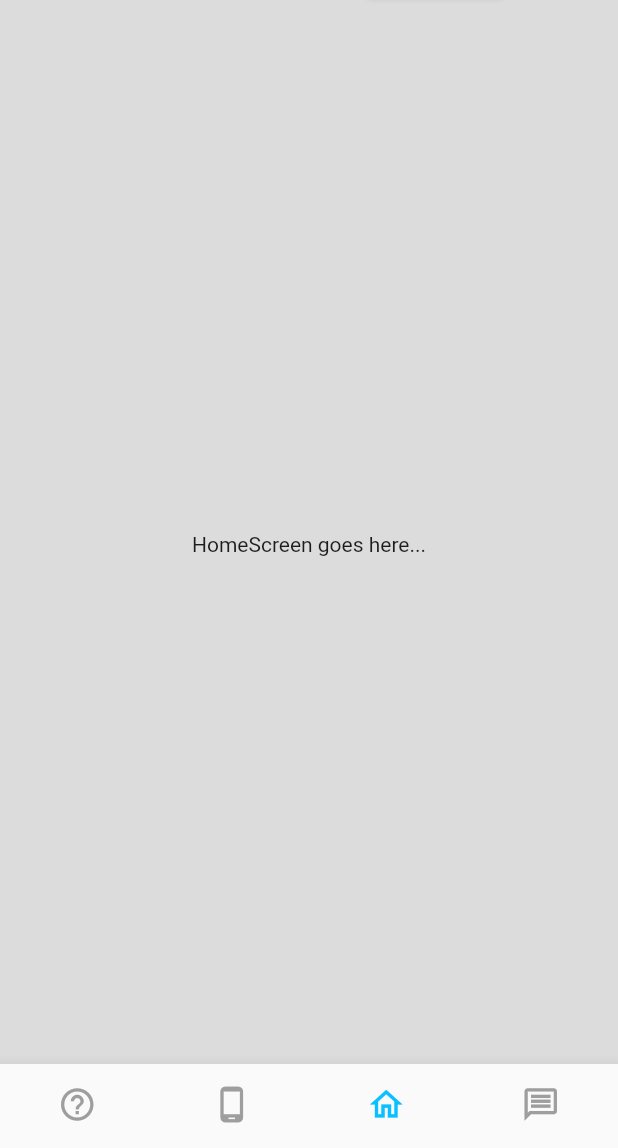
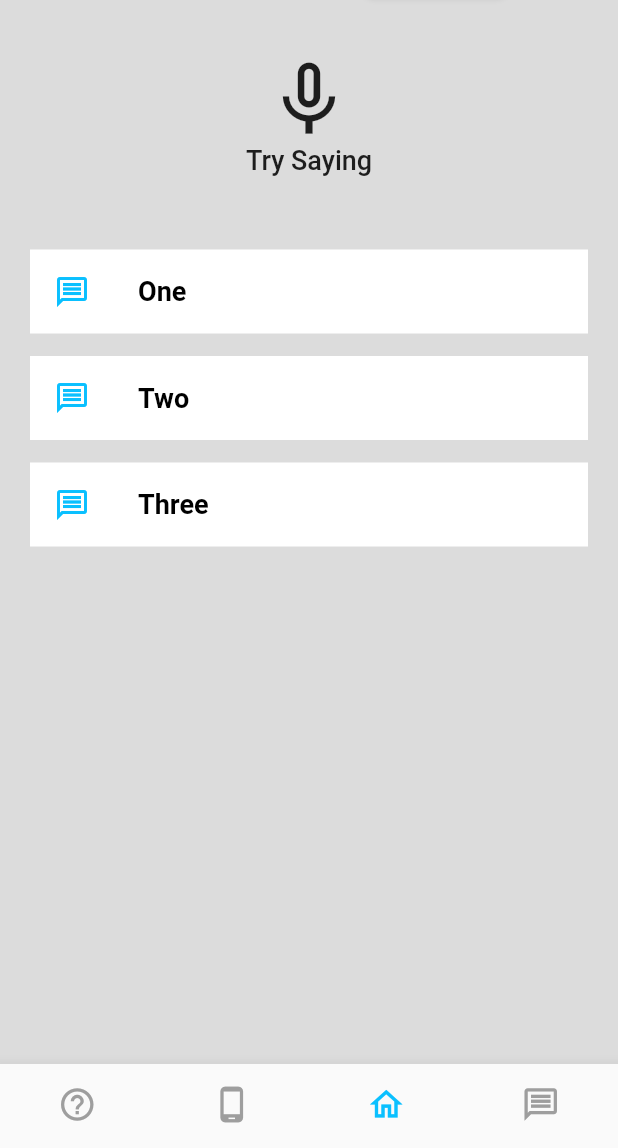
Before and after one commit to RoadSage/roadsage-app, a Flutter app: the MainScreen screen opened by its route, item 3 of the bottom bar chosen, on a phone screen of 412 x 824 dp, the part 88-1236 px from its top. Run offline on Flutter 3.47's test engine with Material 2 defaults, Android fonts, the phone set to English and light mode, and no system bars; our stand-ins replace firebase_auth, firebase_core, flutter_secure_storage, flutter_signin_button, google_fonts, google_sign_in and 1 more; missing offline and left inert: flutter_facebook_auth; accounts and stored records are empty; Roboto replaces fonts that are missing (Mukta).

Commit message:
Add HomeScreen with structure and placeholders
- Implements the Figma design for HomeScreen
- Adds a clickable ListView with placeholders

Signed-off-by: Kajetan Puchalski <2457183P@student.gla.ac.uk>

```diff
--- a/lib/constants.dart
+++ b/lib/constants.dart
@@ -53,6 +53,8 @@ class RoadSageStrings {
   static const String beamRoadsageDesc =
       "Asks car behind you to turn off high beam";
   static const String beamRoadsagePhrase = "Say turn off high beam on Roadsage";
+
+  static const String trySaying = "Try Saying";
 }
 
 class RoadSageIcons {
--- a/lib/screens/home.dart
+++ b/lib/screens/home.dart
@@ -1,4 +1,5 @@
 import 'package:flutter/material.dart';
+import 'package:roadsage/constants.dart';
 
 class HomeScreen extends StatefulWidget {
   const HomeScreen({Key? key}) : super(key: key);
@@ -8,14 +9,51 @@ class HomeScreen extends StatefulWidget {
 }
 
 class _HomeScreenState extends State<HomeScreen> {
+  final List<String> entries = <String>[
+    'One',
+    'Two',
+    'Three',
+  ];
+
   @override
   Widget build(BuildContext context) {
     return Center(
       child: Column(
-        mainAxisAlignment: MainAxisAlignment.center,
-        children: const <Widget>[
-          Text(
-            'HomeScreen goes here...',
+        mainAxisAlignment: MainAxisAlignment.spaceEvenly,
+        children: [
+          Container(
+            padding: const EdgeInsets.only(top: 20),
+            height: 150,
+            child: Column(children: const <Widget>[
+              Icon(Icons.mic_none, size: 60),
+              Text(
+                RoadSageStrings.trySaying,
+                style: TextStyle(fontWeight: FontWeight.w500, fontSize: 18),
+              ),
+            ]),
+          ),
+          Expanded(
+            child: ListView.separated(
+              padding: const EdgeInsets.symmetric(horizontal: 20),
+              itemCount: entries.length,
+              itemBuilder: (BuildContext context, int index) {
+                return ListTile(
+                  leading: const Icon(Icons.message_outlined,
+                      color: RoadSageColours.lightBlue),
+                  onTap: () {},
+                  title: Text(
+                    entries[index],
+                    style: const TextStyle(
+                        color: Colors.black,
+                        shadows: [],
+                        fontWeight: FontWeight.w600),
+                  ),
+                  tileColor: Colors.white,
+                );
+              },
+              separatorBuilder: (BuildContext context, int index) =>
+                  const SizedBox(height: 15),
+            ),
           ),
         ],
       ),
```
